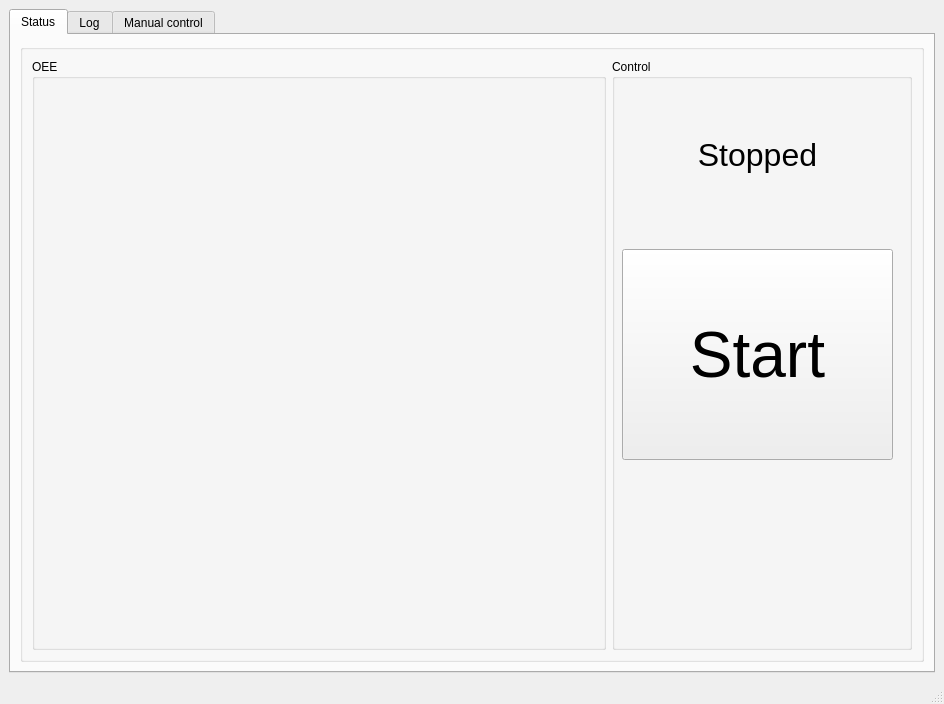
Above: fmApp/sdu/rsd_group1/HMI/ui/main_window.ui from sdu-rsd-group1/FroboMind before the change. Below: the same form after it.
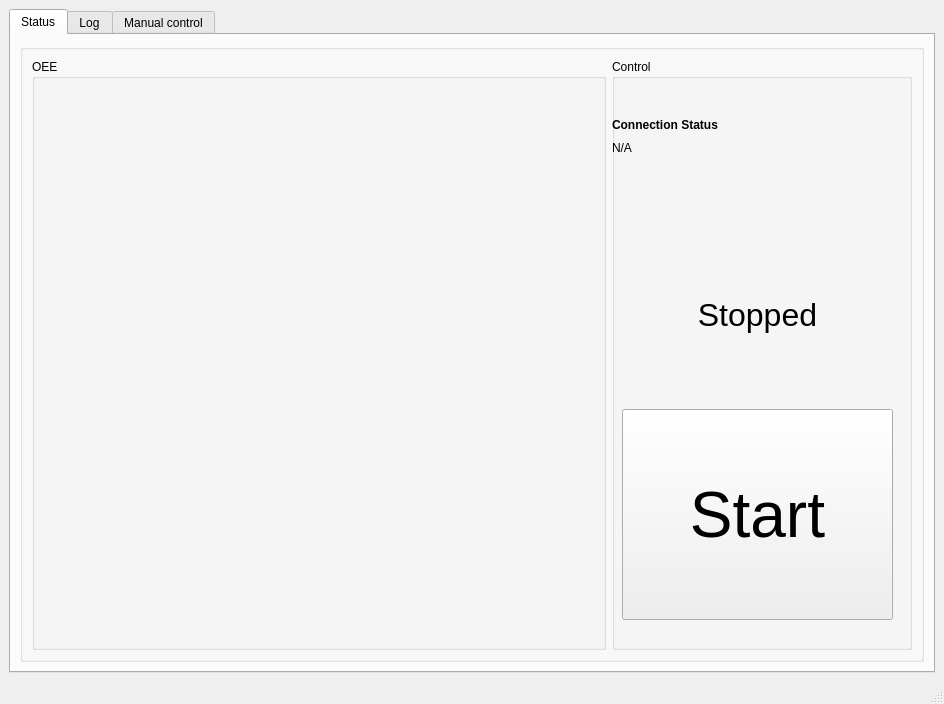
That is the form after the change. The open tabs and pages were chosen to show the change. Icons and pictures are not drawn.

Diff of the .ui file:
```diff
--- a/fmApp/sdu/rsd_group1/HMI/ui/main_window.ui
+++ b/fmApp/sdu/rsd_group1/HMI/ui/main_window.ui
@@ -77,7 +77,7 @@
                 <property name="geometry">
                  <rect>
                   <x>10</x>
-                  <y>50</y>
+                  <y>210</y>
                   <width>271</width>
                   <height>91</height>
                  </rect>
@@ -98,7 +98,7 @@
                 <property name="geometry">
                  <rect>
                   <x>10</x>
-                  <y>190</y>
+                  <y>350</y>
                   <width>271</width>
                   <height>211</height>
                  </rect>
@@ -112,6 +112,38 @@
                  <string>Start</string>
                 </property>
                </widget>
+               <widget class="QLabel" name="lbl_ConnectionStatusLabel">
+                <property name="geometry">
+                 <rect>
+                  <x>0</x>
+                  <y>50</y>
+                  <width>291</width>
+                  <height>31</height>
+                 </rect>
+                </property>
+                <property name="font">
+                 <font>
+                  <weight>75</weight>
+                  <bold>true</bold>
+                 </font>
+                </property>
+                <property name="text">
+                 <string>Connection Status</string>
+                </property>
+               </widget>
+               <widget class="QLabel" name="lbl_ConnectionStatusMessage">
+                <property name="geometry">
+                 <rect>
+                  <x>0</x>
+                  <y>80</y>
+                  <width>291</width>
+                  <height>17</height>
+                 </rect>
+                </property>
+                <property name="text">
+                 <string>N/A</string>
+                </property>
+               </widget>
               </widget>
              </item>
             </layout>
```
Left out of the diff: 2 changed lines with no effect on the pictures.
